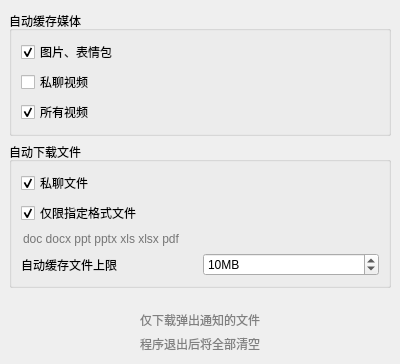
First picture: the form in widgets/settings/filewidget.ui, repository iwxyi/CatlikeQQ, before the edit.
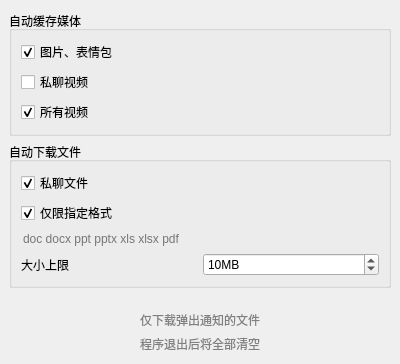
Second picture: the form after the edit.

```diff
--- a/widgets/settings/filewidget.ui
+++ b/widgets/settings/filewidget.ui
@@ -96,7 +96,7 @@
       <item>
        <widget class="QCheckBox" name="autoCachePrivateFileTypeCheck">
         <property name="text">
-         <string>仅限指定格式文件</string>
+         <string>仅限指定格式</string>
         </property>
         <property name="checked">
          <bool>true</bool>
@@ -132,7 +132,7 @@
         <item>
          <widget class="QLabel" name="label">
           <property name="text">
-           <string>自动缓存文件上限</string>
+           <string>大小上限</string>
           </property>
          </widget>
         </item>
```
